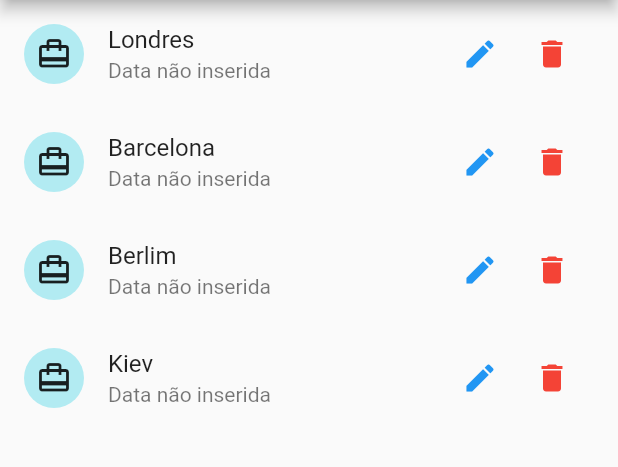
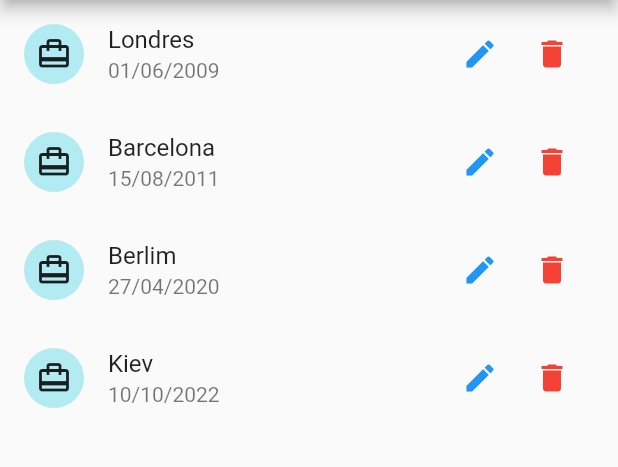
Before and after one commit to DouglasFabio/travelogue, a Flutter app: the screen it shows after launch, on a phone screen of 412 x 824 dp, the part 84-551 px from its top. Run offline on Flutter 3.47's test engine with Material 2 defaults, Android fonts, the phone set to English and light mode, and no system bars; our stand-ins replace date_field; missing offline and left inert: dart:ffi.

Commit message:
add realm

```diff
--- a/flutterversion/travelogue/lib/data/dummy_travels.dart
+++ b/flutterversion/travelogue/lib/data/dummy_travels.dart
@@ -1,8 +1,8 @@
 import 'package:travelogue/models/travel.dart';
 
 const DUMMY_TRAVELS = {
-  '1': Travel(id: '1', name: 'Londres', travelDate: 'Data não inserida'),
-  '2': Travel(id: '2', name: 'Barcelona', travelDate: 'Data não inserida'),
-  '3': Travel(id: '3', name: 'Berlim', travelDate: 'Data não inserida'),
-  '4': Travel(id: '4', name: 'Kiev', travelDate: 'Data não inserida'),
+  '1': Travel(id: '1', name: 'Londres', travelDate: '01/06/2009'),
+  '2': Travel(id: '2', name: 'Barcelona', travelDate: '15/08/2011'),
+  '3': Travel(id: '3', name: 'Berlim', travelDate: '27/04/2020'),
+  '4': Travel(id: '4', name: 'Kiev', travelDate: '10/10/2022'),
 };
--- a/flutterversion/travelogue/pubspec.yaml
+++ b/flutterversion/travelogue/pubspec.yaml
@@ -11,6 +11,7 @@ dependencies:
     sdk: flutter
   date_field: ^3.0.5
   provider: ^6.0.5
+  realm: ^1.3.0
 
 dev_dependencies:
   flutter_test:
```
Also changed, not shown: flutterversion/travelogue/pubspec.lock, 5 other files.
